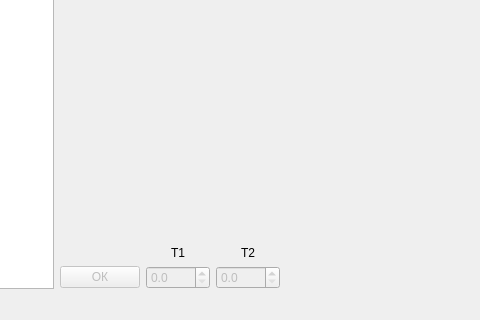
This is assets/MainWindow.ui in ioyurev/fusion-analysis as Qt 5 draws it before an edit; both pictures show x 105 to 585 and y 448 to 768 of the 1024 by 768 pixel window. The edited form follows.
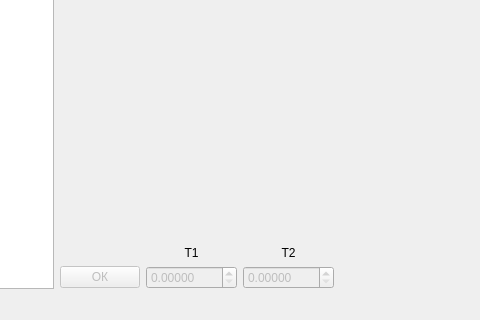
This is the edited form. Icons and pictures are not drawn.

Diff of the .ui file:
```diff
--- a/assets/MainWindow.ui
+++ b/assets/MainWindow.ui
@@ -44,7 +44,7 @@
            <bool>false</bool>
           </property>
           <property name="decimals">
-           <number>1</number>
+           <number>5</number>
           </property>
           <property name="maximum">
            <double>2000.000000000000000</double>
@@ -67,7 +67,7 @@
            <bool>false</bool>
           </property>
           <property name="decimals">
-           <number>1</number>
+           <number>5</number>
           </property>
           <property name="maximum">
            <double>2000.000000000000000</double>
```
